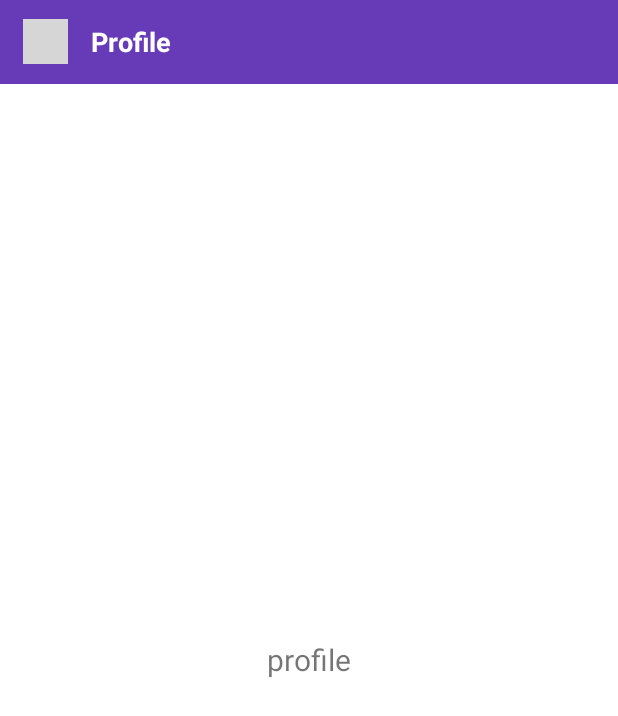
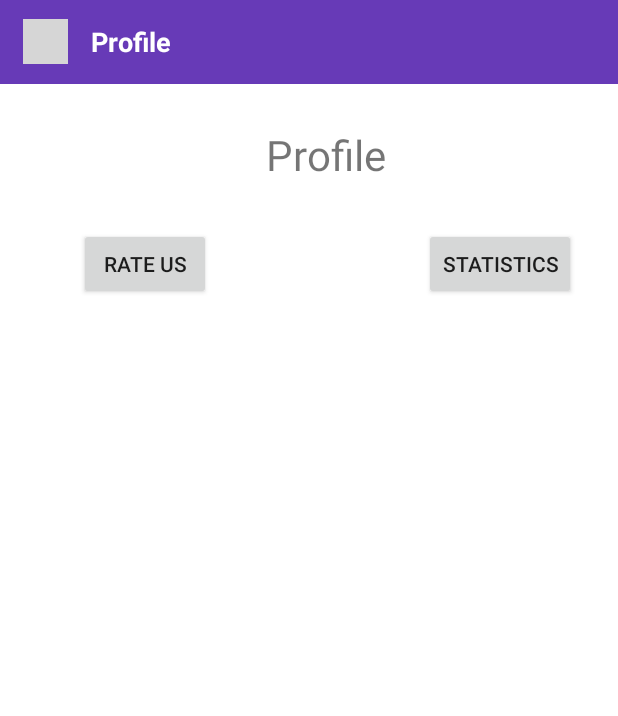
Before and after one commit to alexmasala/DAM-Project, an Android app: the screen it shows after launch (MainActivity), on a phone screen of 412 x 824 dp. Shown: the top 716 px of the screen. Run offline under Robolectric (Android 15) with nearby library versions, the phone set to English and light mode, and no system bars; our stand-ins replace navigation-ui; grey boxes are pictures that could not be loaded.

Commit message:
Third sharedpreferences added rate and statistics activities added

```diff
--- a/app/src/main/java/ro/ase/proiect_draft/Add_Journal_Note_Activity.java
+++ b/app/src/main/java/ro/ase/proiect_draft/Add_Journal_Note_Activity.java
@@ -140,32 +140,6 @@ public class Add_Journal_Note_Activity extends AppCompatActivity
         });
       }
 
-    @Override
-    public boolean onCreateOptionsMenu(Menu menu){
-        getMenuInflater().inflate(R.menu.activities_menu, menu);
-//        return true;
-//        menu.add(0, R.id.optStat, 0, "Statistics");
-//        menu.add(0, R.id.optRate, 1, "Rate Us");
-        return true;
-    }
-
-    @Override
-    public boolean onOptionsItemSelected(@NonNull MenuItem item){
-        switch (item.getItemId()){
-            case R.id.optStat:
-                Intent statInt = new Intent(this, StatisticsActivity.class);
-                Toast.makeText(this, "Statistics option", Toast.LENGTH_SHORT).show();
-                startActivity(statInt);
-                break;
-            case R.id.optRate:
-                Intent rateInt = new Intent(this, RateActivity.class);
-                Toast.makeText(this, "Rate option", Toast.LENGTH_SHORT).show();
-                startActivity(rateInt);
-
-                return true;
-        }
-        return false;
-    }
 
     public void toggleTheme( boolean isChecked ){
         if (AppCompatDelegate.getDefaultNightMode() == AppCompatDelegate.MODE_NIGHT_YES) {
--- a/app/src/main/java/ro/ase/proiect_draft/ProfileFragment.java
+++ b/app/src/main/java/ro/ase/proiect_draft/ProfileFragment.java
@@ -11,6 +11,7 @@ import android.view.Menu;
 import android.view.MenuItem;
 import android.view.View;
 import android.view.ViewGroup;
+import android.widget.Button;
 import android.widget.Toast;
 
 public class ProfileFragment extends Fragment {
@@ -23,15 +24,34 @@ public class ProfileFragment extends Fragment {
     @Override
     public void onCreate(Bundle savedInstanceState) {
         super.onCreate(savedInstanceState);
-
-
     }
 
+    Button statistics, rating;
     @Override
     public View onCreateView(LayoutInflater inflater, ViewGroup container,
                              Bundle savedInstanceState) {
         // Inflate the layout for this fragment
-        return inflater.inflate(R.layout.fragment_profile, container, false);
+        View view =  inflater.inflate(R.layout.fragment_profile, container, false);
+        statistics = view.findViewById(R.id.btnStatistics);
+        rating = view.findViewById(R.id.btnRating);
 
+        statistics.setOnClickListener(new View.OnClickListener() {
+            @Override
+            public void onClick(View v) {
+                Intent statInt = new Intent(getActivity(), StatisticsActivity.class);
+                startActivity(statInt);
+            }
+        });
+
+        rating.setOnClickListener(new View.OnClickListener() {
+            @Override
+            public void onClick(View v) {
+                Intent rateInt = new Intent(getActivity(), RateActivity.class);
+                startActivity(rateInt);
+            }
+        });
+
+        return view;
     }
+
 }
--- a/app/src/main/java/ro/ase/proiect_draft/RateActivity.java
+++ b/app/src/main/java/ro/ase/proiect_draft/RateActivity.java
@@ -28,7 +28,7 @@ public class RateActivity extends AppCompatActivity {
                 editor.putFloat("numStars", rating);
                 editor.apply();
                 editor.commit();
-                int ratings = preferences.getInt("numStars", 0);
+                float ratings = preferences.getFloat("numStars", 0);
                 //rate.setText(rating + "/" + String.valueOf(ratings));
             }
         });
@@ -38,19 +38,3 @@ public class RateActivity extends AppCompatActivity {
 
     }
 }
-
-//        rateUs.getOnRatingBarChangeListener(new RatingBar.OnRatingBarChangeListener(){
-//            @Override
-//            public  void onRatingChanged(RatingBar ratingBar, float rating, boolean fromUser){
-//                int numStars = ratingBar.getNumStars();
-//                editor = preferences.edit();
-//                editor.putFloat("numStars", rating);
-//                editor.commit();
-//                int ratings = preferences.getInt("numStars", 0);
-//            }
-//        });
-//
-//        preferences = getApplicationContext().getSharedPreferences(RATING, MODE_PRIVATE);
-//        editor = preferences.edit();
-//
-//    }
--- a/app/src/main/res/layout/fragment_profile.xml
+++ b/app/src/main/res/layout/fragment_profile.xml
@@ -1,16 +1,44 @@
 <?xml version="1.0" encoding="utf-8"?>
-<FrameLayout xmlns:android="http://schemas.android.com/apk/res/android"
+<androidx.constraintlayout.widget.ConstraintLayout xmlns:android="http://schemas.android.com/apk/res/android"
+    xmlns:app="http://schemas.android.com/apk/res-auto"
     xmlns:tools="http://schemas.android.com/tools"
     android:layout_width="match_parent"
     android:layout_height="match_parent"
     tools:context=".ProfileFragment">
 
     <!-- TODO: Update blank fragment layout -->
+
     <TextView
         android:layout_width="wrap_content"
         android:layout_height="wrap_content"
+        android:layout_gravity="center"
+        android:layout_marginTop="28dp"
         android:text="@string/profile"
-        android:layout_gravity="center"
-        android:textSize="20sp"/>
+        android:textSize="28sp"
+        app:layout_constraintEnd_toEndOf="parent"
+        app:layout_constraintHorizontal_bias="0.534"
+        app:layout_constraintStart_toStartOf="parent"
+        app:layout_constraintTop_toTopOf="parent" />
 
-</FrameLayout>
+    <Button
+        android:id="@+id/btnStatistics"
+        android:layout_width="wrap_content"
+        android:layout_height="wrap_content"
+        android:layout_marginTop="96dp"
+        android:layout_marginEnd="28dp"
+        android:text="Statistics"
+        app:layout_constraintEnd_toEndOf="parent"
+        app:layout_constraintTop_toTopOf="parent" />
+
+    <Button
+        android:id="@+id/btnRating"
+        android:layout_width="wrap_content"
+        android:layout_height="wrap_content"
+        android:layout_marginTop="96dp"
+        android:text="Rate US"
+        app:layout_constraintEnd_toStartOf="@+id/btnStatistics"
+        app:layout_constraintHorizontal_bias="0.272"
+        app:layout_constraintStart_toStartOf="parent"
+        app:layout_constraintTop_toTopOf="parent" />
+
+</androidx.constraintlayout.widget.ConstraintLayout>
--- a/app/src/main/res/menu/activities_menu.xml
+++ /dev/null
@@ -1,9 +0,0 @@
-<?xml version="1.0" encoding="utf-8"?>
-<menu xmlns:app="http://schemas.android.com/apk/res-auto"
-    xmlns:android="http://schemas.android.com/apk/res/android">
-    <item
-        android:id="@+id/optStat"
-        android:title="@string/statistics" />
-    <item android:id="@+id/optRate"
-        android:title="@string/rate_us" />
-</menu>
--- a/app/src/main/res/values/strings.xml
+++ b/app/src/main/res/values/strings.xml
@@ -1,6 +1,6 @@
 <resources>
     <string name="app_name">Proiect_draft</string>
-    <string name="profile">profile</string>
+    <string name="profile">Profile</string>
     <string name="notifications">notifications</string>
     <string name="about">about</string>
     <string name="devabout">Welcome!
```
Also changed, not shown: app/src/main/java/ro/ase/proiect_draft/MainActivity.java (+0 -27 lines).
